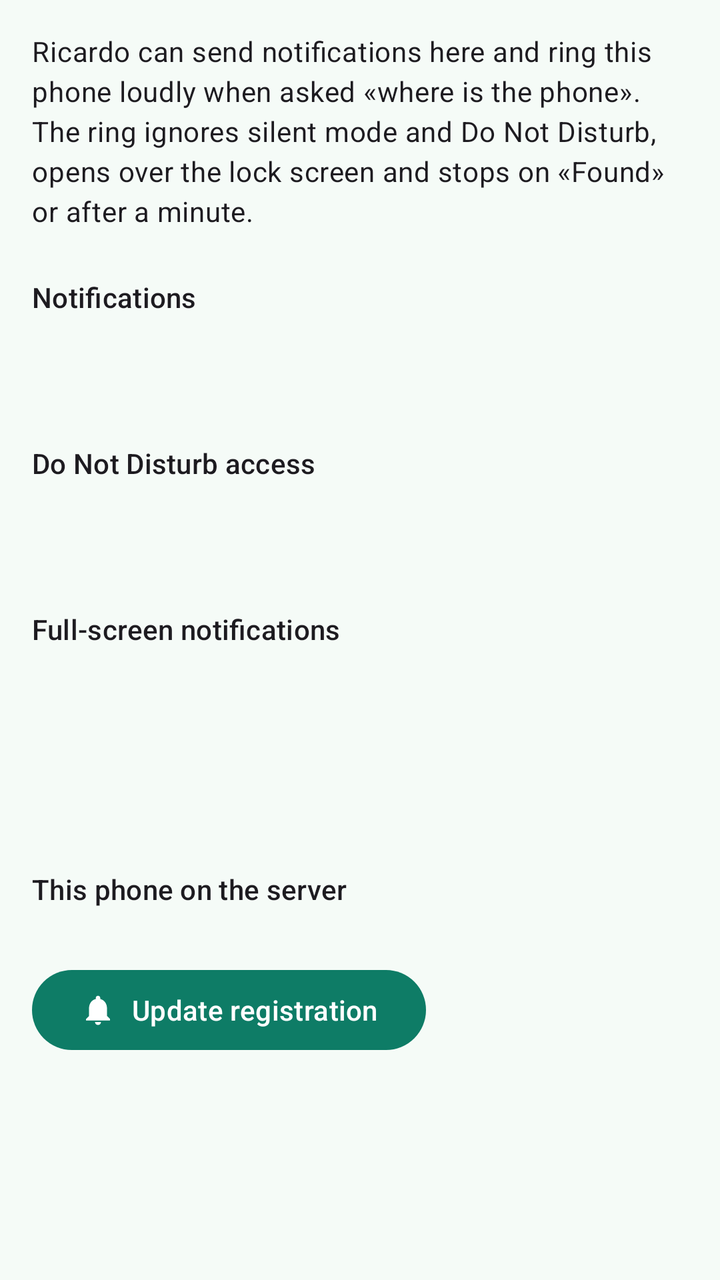
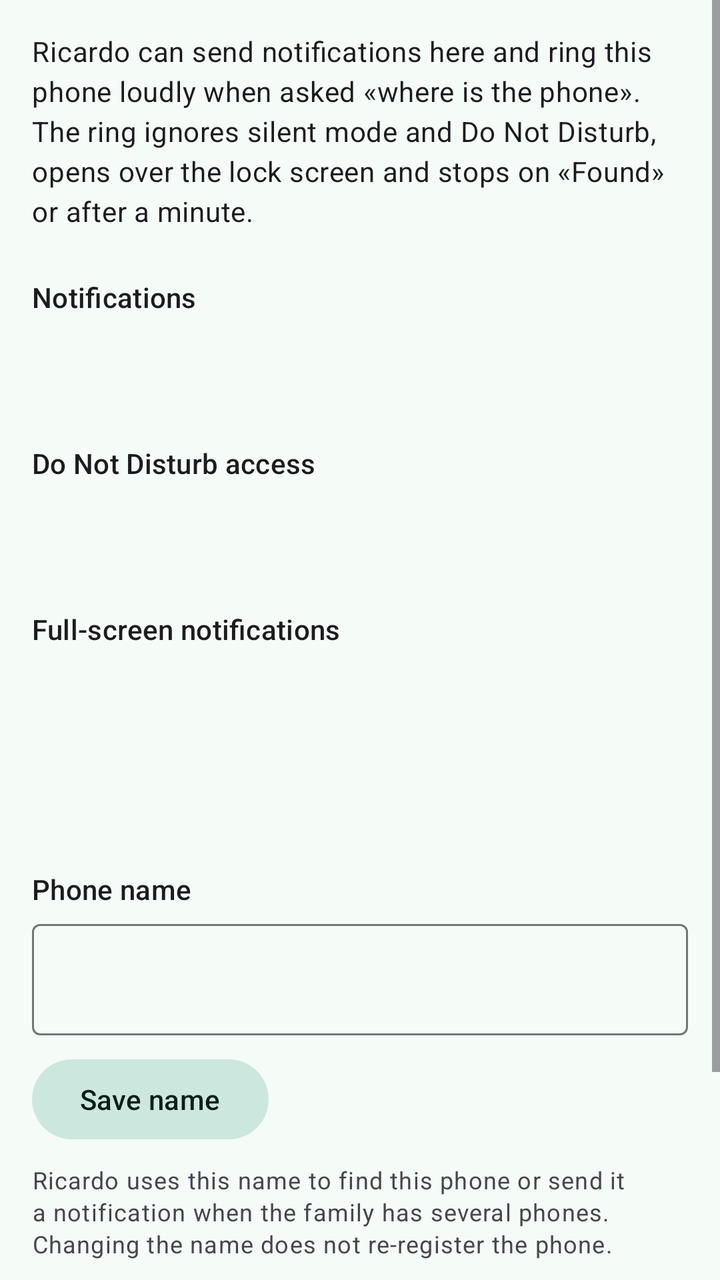

Screens rendered from an Android XML layout before and after an edit, with the pre-edit source and the edit as a unified diff.
<!-- AndroidManifest.xml: another module's application theme Theme.Home -->
<!-- res/layout/fragment_push_settings.xml -->
<?xml version="1.0" encoding="utf-8"?>
<ScrollView xmlns:android="http://schemas.android.com/apk/res/android"
    xmlns:app="http://schemas.android.com/apk/res-auto"
    android:layout_width="match_parent"
    android:layout_height="match_parent"
    android:fillViewport="true">

    <LinearLayout
        android:layout_width="match_parent"
        android:layout_height="wrap_content"
        android:orientation="vertical"
        android:paddingHorizontal="16dp"
        android:paddingVertical="16dp">

        <TextView
            android:id="@+id/push_intro"
            android:layout_width="match_parent"
            android:layout_height="wrap_content"
            android:text="@string/push_intro"
            android:textIsSelectable="true"
            android:textAppearance="?attr/textAppearanceBodyMedium" />

        <TextView
            android:layout_width="match_parent"
            android:layout_height="wrap_content"
            android:layout_marginTop="24dp"
            android:text="@string/push_notifications_title"
            android:textAppearance="?attr/textAppearanceTitleSmall"
            android:id="@+id/push_notifications_title" />

        <LinearLayout
            android:layout_width="match_parent"
            android:layout_height="wrap_content"
            android:gravity="center_vertical"
            android:orientation="horizontal">

            <TextView
                android:id="@+id/push_notifications_status"
                android:layout_width="0dp"
                android:layout_height="wrap_content"
                android:layout_weight="1"
                android:textIsSelectable="true"
                android:textAppearance="?attr/textAppearanceBodyMedium" />

            <com.google.android.material.button.MaterialButton
                android:id="@+id/push_notifications_action"
                style="@style/Widget.Material3.Button.TextButton"
                android:layout_width="wrap_content"
                android:layout_height="wrap_content" />
        </LinearLayout>

        <TextView
            android:id="@+id/push_dnd_title"
            android:layout_width="match_parent"
            android:layout_height="wrap_content"
            android:layout_marginTop="16dp"
            android:text="@string/push_dnd_title"
            android:textAppearance="?attr/textAppearanceTitleSmall" />

        <LinearLayout
            android:layout_width="match_parent"
            android:layout_height="wrap_content"
            android:gravity="center_vertical"
            android:orientation="horizontal">

            <TextView
                android:id="@+id/push_dnd_status"
                android:layout_width="0dp"
                android:layout_height="wrap_content"
                android:layout_weight="1"
                android:textIsSelectable="true"
                android:textAppearance="?attr/textAppearanceBodyMedium" />

            <com.google.android.material.button.MaterialButton
                android:id="@+id/push_dnd_action"
                style="@style/Widget.Material3.Button.TextButton"
                android:layout_width="wrap_content"
                android:layout_height="wrap_content" />
        </LinearLayout>

        <TextView
            android:id="@+id/push_full_screen_title"
            android:layout_width="match_parent"
            android:layout_height="wrap_content"
            android:layout_marginTop="16dp"
            android:text="@string/push_full_screen_title"
            android:textAppearance="?attr/textAppearanceTitleSmall" />

        <LinearLayout
            android:layout_width="match_parent"
            android:layout_height="wrap_content"
            android:gravity="center_vertical"
            android:orientation="horizontal">

            <TextView
                android:id="@+id/push_full_screen_status"
                android:layout_width="0dp"
                android:layout_height="wrap_content"
                android:layout_weight="1"
                android:textIsSelectable="true"
                android:textAppearance="?attr/textAppearanceBodyMedium" />

            <com.google.android.material.button.MaterialButton
                android:id="@+id/push_full_screen_action"
                style="@style/Widget.Material3.Button.TextButton"
                android:layout_width="wrap_content"
                android:layout_height="wrap_content" />
        </LinearLayout>

        <TextView
            android:id="@+id/push_ring_summary"
            android:layout_width="match_parent"
            android:layout_height="wrap_content"
            android:layout_marginTop="20dp"
            android:textIsSelectable="true"
            android:textAppearance="?attr/textAppearanceBodyMedium" />

        <TextView
            android:id="@+id/push_register_title"
            android:layout_width="match_parent"
            android:layout_height="wrap_content"
            android:layout_marginTop="24dp"
            android:text="@string/push_register_title"
            android:textAppearance="?attr/textAppearanceTitleSmall" />

        <TextView
            android:id="@+id/push_registration"
            android:layout_width="match_parent"
            android:layout_height="wrap_content"
            android:textIsSelectable="true"
            android:textAppearance="?attr/textAppearanceBodyMedium" />

        <com.google.android.material.progressindicator.LinearProgressIndicator
            android:id="@+id/push_progress"
            android:layout_width="match_parent"
            android:layout_height="wrap_content"
            android:layout_marginTop="8dp"
            android:indeterminate="true"
            android:visibility="gone" />

        <com.google.android.material.button.MaterialButton
            android:id="@+id/push_register"
            android:layout_width="wrap_content"
            android:layout_height="wrap_content"
            android:layout_marginTop="8dp"
            android:text="@string/push_register"
            app:icon="@drawable/push_ic_notification" />
    </LinearLayout>
</ScrollView>
<!-- resources referenced by this layout -->
<resources>
  <string name="push_dnd_title">Do Not Disturb access</string>
  <string name="push_full_screen_title">Full-screen notifications</string>
  <string name="push_intro">Ricardo can send notifications here and ring this phone loudly when asked «where is the phone». The ring ignores silent mode and Do Not Disturb, opens over the lock screen and stops on «Found» or after a minute.</string>
  <string name="push_notifications_title">Notifications</string>
  <string name="push_register">Update registration</string>
  <string name="push_register_title">This phone on the server</string>
  <color name="home_primary">#0E7C66</color>
  <color name="home_on_primary">#FFFFFF</color>
  <color name="home_primary_container">#BDF2E0</color>
  <color name="home_on_primary_container">#00201A</color>
  <color name="home_secondary">#4A635B</color>
  <color name="home_on_secondary">#FFFFFF</color>
  <color name="home_secondary_container">#CCE8DE</color>
  <color name="home_on_secondary_container">#05201A</color>
  <color name="home_tertiary">#8A5100</color>
  <color name="home_on_tertiary">#FFFFFF</color>
  <color name="home_tertiary_container">#FFDDB6</color>
  <color name="home_on_tertiary_container">#2C1600</color>
  <color name="home_error">#BA1A1A</color>
  <color name="home_surface">#F5FBF7</color>
  <color name="home_on_surface">#171D1A</color>
  <color name="home_on_surface_variant">#3F4945</color>
  <color name="home_surface_container_low">#EFF5F1</color>
  <color name="home_surface_container">#E9F0EC</color>
  <color name="home_surface_container_high">#E3EAE6</color>
  <color name="home_surface_container_highest">#DDE4E0</color>
  <color name="home_outline">#6F7975</color>
  <color name="home_outline_variant">#BFC9C4</color>
  <style name="ShapeAppearance.Home.Small" parent="ShapeAppearance.Material3.SmallComponent">
          <item name="cornerFamily">rounded</item>
          <item name="cornerSize">14dp</item>
      </style>
  <style name="ShapeAppearance.Home.Medium" parent="ShapeAppearance.Material3.MediumComponent">
          <item name="cornerFamily">rounded</item>
          <item name="cornerSize">22dp</item>
      </style>
  <style name="ShapeAppearance.Home.Large" parent="ShapeAppearance.Material3.LargeComponent">
          <item name="cornerFamily">rounded</item>
          <item name="cornerSize">28dp</item>
      </style>
  <style name="Widget.Home.PopupMenu" parent="Widget.Material3.PopupMenu">
          <item name="android:popupBackground">@drawable/app_popup_menu_background</item>
          <item name="android:popupElevation">@dimen/ui_popup_elevation</item>
          <item name="android:itemBackground">@drawable/app_popup_menu_item_background</item>
          <item name="android:itemTextAppearance">@style/TextAppearance.Home.PopupItem</item>
      </style>
  <style name="Widget.Home.PopupMenu.Overflow" parent="Widget.Home.PopupMenu" />
  <dimen name="ui_popup_elevation">8dp</dimen>
  <!-- drawable app_popup_menu_item_background (drawable) -->
  <?xml version="1.0" encoding="utf-8"?>
  <ripple xmlns:android="http://schemas.android.com/apk/res/android"
      android:color="?attr/colorControlHighlight">
      <item android:id="@android:id/mask">
          <shape android:shape="rectangle">
              <solid android:color="@android:color/white" />
              <corners android:radius="@dimen/ui_card_radius" />
          </shape>
      </item>
  </ripple>
  <style name="TextAppearance.Home.PopupItem" parent="TextAppearance.Material3.BodyLarge">
          <item name="android:textColor">?attr/colorOnSurface</item>
      </style>
  <dimen name="ui_popup_inset">8dp</dimen>
  <!-- unchanged entries left out for length: 3 -->
</resources>

<!-- the commit's change to res/layout/fragment_push_settings.xml (unified diff, before → after) -->
@@ -116,6 +116,49 @@
             android:textAppearance="?attr/textAppearanceBodyMedium" />
 
         <TextView
+            android:id="@+id/push_device_name_title"
+            android:layout_width="match_parent"
+            android:layout_height="wrap_content"
+            android:layout_marginTop="24dp"
+            android:text="@string/push_device_name_title"
+            android:textAppearance="?attr/textAppearanceTitleSmall" />
+
+        <com.google.android.material.textfield.TextInputLayout
+            android:layout_width="match_parent"
+            android:layout_height="wrap_content"
+            android:layout_marginTop="8dp"
+            android:hint="@string/push_device_name_hint"
+            app:hintEnabled="false"
+            style="@style/Widget.Material3.TextInputLayout.OutlinedBox">
+
+            <com.google.android.material.textfield.TextInputEditText
+                android:id="@+id/push_device_name"
+                android:layout_width="match_parent"
+                android:layout_height="wrap_content"
+                android:imeOptions="actionDone"
+                android:inputType="textPersonName"
+                android:maxLength="64"
+                android:maxLines="1" />
+        </com.google.android.material.textfield.TextInputLayout>
+
+        <com.google.android.material.button.MaterialButton
+            android:id="@+id/push_device_name_save"
+            style="@style/Widget.Material3.Button.TonalButton"
+            android:layout_width="wrap_content"
+            android:layout_height="wrap_content"
+            android:layout_marginTop="8dp"
+            android:text="@string/push_device_name_save" />
+
+        <TextView
+            android:id="@+id/push_device_name_help"
+            android:layout_width="match_parent"
+            android:layout_height="wrap_content"
+            android:layout_marginTop="8dp"
+            android:text="@string/push_device_name_help"
+            android:textIsSelectable="true"
+            android:textAppearance="?attr/textAppearanceBodySmall" />
+
+        <TextView
             android:id="@+id/push_register_title"
             android:layout_width="match_parent"
             android:layout_height="wrap_content"
<!-- resource entries referenced after the edit -->
@@ -1,5 +1,9 @@
 <!-- resources referenced by this layout -->
 <resources>
+  <string name="push_device_name_help">Ricardo uses this name to find this phone or send it a notification when the family has several phones. Changing the name does not re-register the phone.</string>
+  <string name="push_device_name_hint">For example, Stas</string>
+  <string name="push_device_name_save">Save name</string>
+  <string name="push_device_name_title">Phone name</string>
   <string name="push_dnd_title">Do Not Disturb access</string>
   <string name="push_full_screen_title">Full-screen notifications</string>
   <string name="push_intro">Ricardo can send notifications here and ring this phone loudly when asked «where is the phone». The ring ignores silent mode and Do Not Disturb, opens over the lock screen and stops on «Found» or after a minute.</string>
